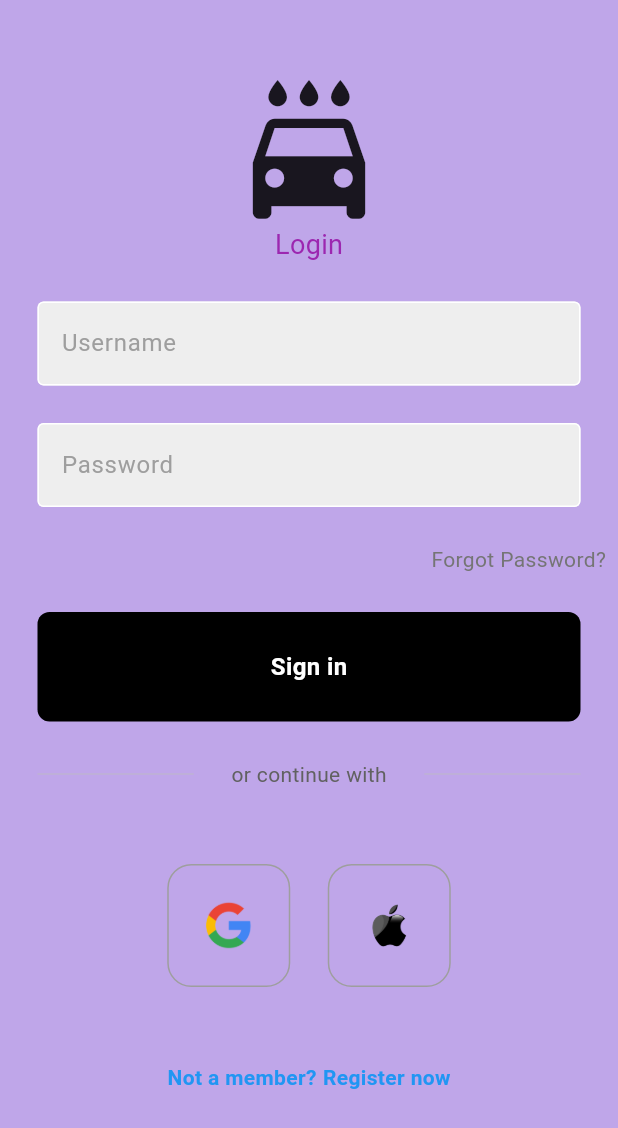
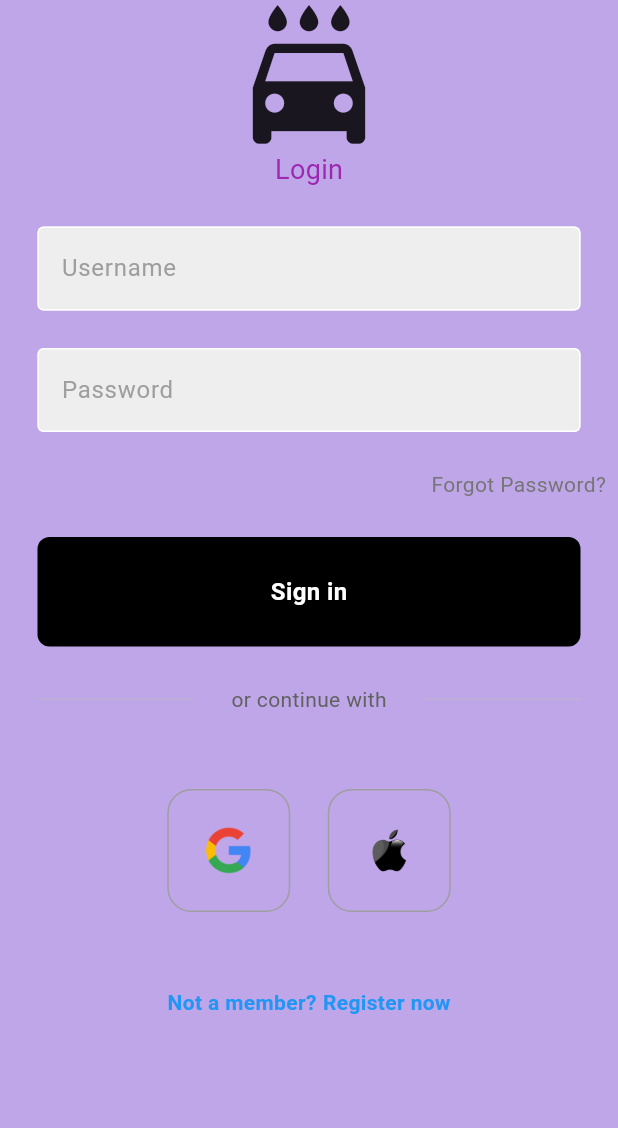
Before and after one commit to cheropnai/rescuereach, a Flutter app: the screen it shows after launch, on a phone screen of 412 x 824 dp. Shown: the top 1128 px of the screen. Run offline on Flutter 3.47's test engine with Material 2 defaults, Android fonts, the light colour scheme and no system bars; our stand-ins replace firebase_core; accounts and stored records are empty.

Commit message:
remove unused sizedbox

```diff
--- a/lib/views/login_view.dart
+++ b/lib/views/login_view.dart
@@ -23,7 +23,7 @@ class loginView extends StatelessWidget {
           child: Column(
             mainAxisAlignment: MainAxisAlignment.center,
             children: [
-              const SizedBox(height: 50),
+              // const SizedBox(height: 50),
               //logo
               const Icon(
                 Icons.local_car_wash,
```
